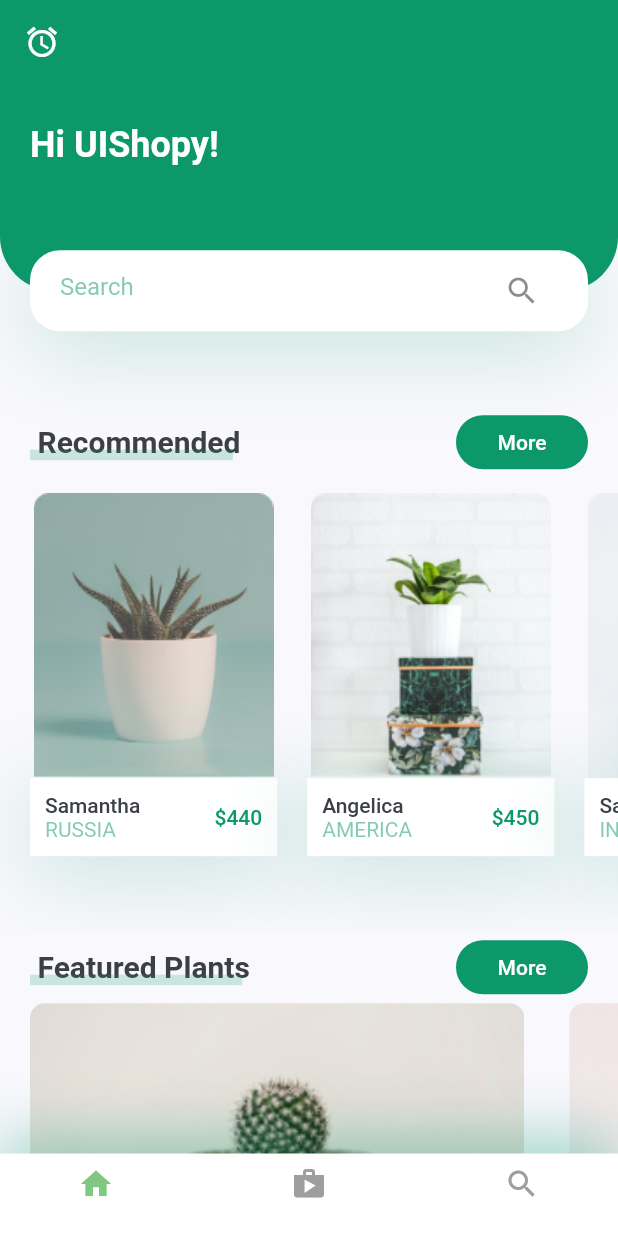
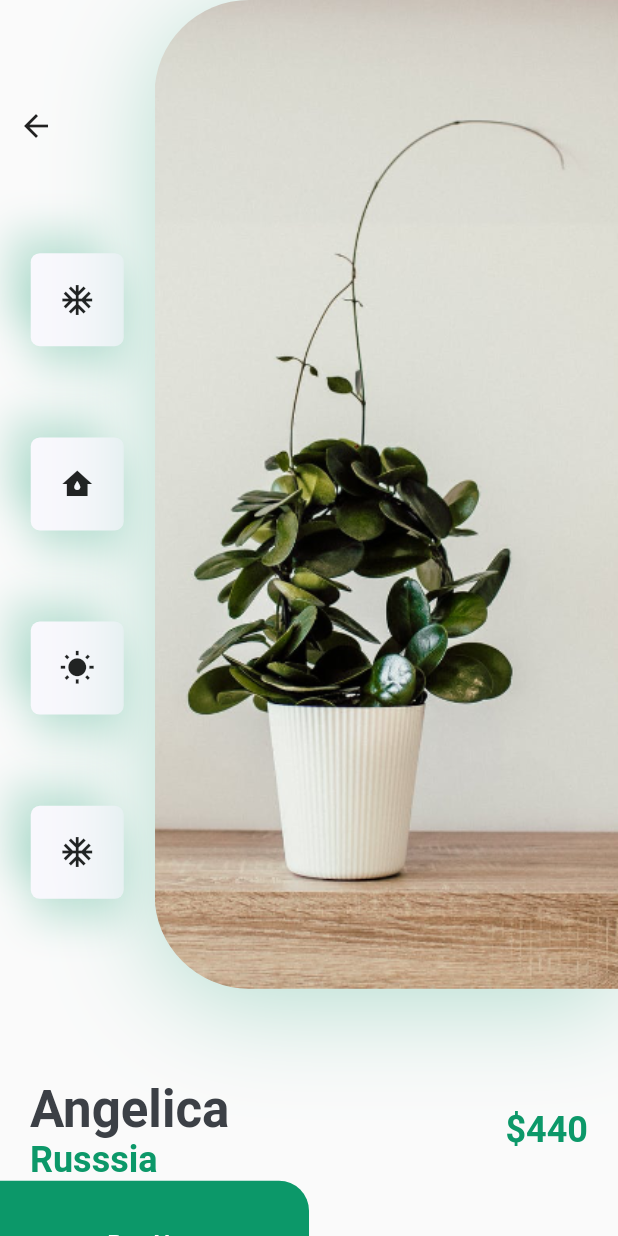
Before and after one commit to asknishant/plant_ui, a Flutter app: the screen it shows after launch, after a tap on "More", on a phone screen of 412 x 824 dp. Run offline on Flutter 3.47's test engine with Material 2 defaults, Android fonts, the phone set to English and light mode, and no system bars; missing offline and left inert: dart:html.

Commit message:
Final commit

```diff
--- /dev/null
+++ b/lib/screens/details/Components/IconCard.dart
@@ -0,0 +1,38 @@
+import 'package:flutter/material.dart';
+
+import '../../../constants.dart';
+
+class IconCard extends StatelessWidget {
+  const IconCard({
+    Key key,
+    this.icon,
+  }) : super(key: key);
+
+  final Icon icon;
+  @override
+  Widget build(BuildContext context) {
+    return Container(
+      height: 62,
+      width: 62,
+      child: IconButton(
+        icon: icon,
+        onPressed: () {},
+      ),
+      decoration: BoxDecoration(
+          color: kBackgroudColor,
+          borderRadius: BorderRadius.circular(6),
+          boxShadow: [
+            BoxShadow(
+              offset: Offset(0, 15),
+              blurRadius: 22,
+              color: kPrimaryColor.withOpacity(0.22),
+            ),
+            BoxShadow(
+              offset: Offset(-15, -15),
+              blurRadius: 22,
+              color: kPrimaryColor.withOpacity(0.22),
+            )
+          ]),
+    );
+  }
+}
--- /dev/null
+++ b/lib/screens/details/Components/ImageAndIcons.dart
@@ -0,0 +1,81 @@
+import 'package:flutter/material.dart';
+import 'package:plant_ui/screens/details/Components/IconCard.dart';
+
+import '../../../constants.dart';
+
+class ImageAndIcons extends StatelessWidget {
+  const ImageAndIcons({
+    Key key,
+    @required this.size,
+  }) : super(key: key);
+
+  final Size size;
+
+  @override
+  Widget build(BuildContext context) {
+    return Padding(
+      padding: const EdgeInsets.only(bottom: kDefaultPadding * 3),
+      child: SizedBox(
+        height: size.height * 0.8,
+        child: Row(
+          children: [
+            Expanded(
+              child: Padding(
+                padding:
+                    const EdgeInsets.symmetric(vertical: kDefaultPadding * 3),
+                child: Column(
+                  children: [
+                    Align(
+                      alignment: Alignment.topLeft,
+                      child: IconButton(
+                        icon: Icon(Icons.arrow_back),
+                        onPressed: () {
+                          Navigator.pop(context);
+                        },
+                      ),
+                    ),
+                    Spacer(),
+                    IconCard(
+                      icon: Icon(Icons.ac_unit),
+                    ),
+                    Spacer(),
+                    IconCard(
+                      icon: Icon(Icons.water_damage),
+                    ),
+                    Spacer(),
+                    IconCard(
+                      icon: Icon(Icons.wb_sunny),
+                    ),
+                    Spacer(),
+                    IconCard(
+                      icon: Icon(Icons.ac_unit),
+                    )
+                  ],
+                ),
+              ),
+            ),
+            Container(
+              height: size.height * 0.8,
+              width: size.width * 0.75,
+              decoration: BoxDecoration(
+                borderRadius: BorderRadius.only(
+                    topLeft: Radius.circular(63),
+                    bottomLeft: Radius.circular(63)),
+                boxShadow: [
+                  BoxShadow(
+                      offset: Offset(0, 10),
+                      blurRadius: 60,
+                      color: kPrimaryColor.withOpacity(0.29))
+                ],
+                image: DecorationImage(
+                    alignment: Alignment.centerLeft,
+                    image: AssetImage("assets/images/img.png"),
+                    fit: BoxFit.cover),
+              ),
+            )
+          ],
+        ),
+      ),
+    );
+  }
+}
--- /dev/null
+++ b/lib/screens/details/Components/TitleAndBody.dart
@@ -0,0 +1,43 @@
+import 'package:flutter/material.dart';
+
+import '../../../constants.dart';
+
+class TitleAndPrice extends StatelessWidget {
+  const TitleAndPrice({
+    Key key,
+    this.title,
+    this.country,
+    this.price,
+  }) : super(key: key);
+
+  final String title, country;
+  final int price;
+  @override
+  Widget build(BuildContext context) {
+    return Padding(
+      padding: const EdgeInsets.symmetric(horizontal: kDefaultPadding),
+      child: Row(
+        children: [
+          RichText(
+            text: TextSpan(children: [
+              TextSpan(
+                  text: "$title\n",
+                  style: Theme.of(context).textTheme.headline4.copyWith(
+                      color: kTextColor, fontWeight: FontWeight.bold)),
+              TextSpan(
+                  text: "$country",
+                  style: Theme.of(context).textTheme.headline5.copyWith(
+                      color: kPrimaryColor, fontWeight: FontWeight.bold))
+            ]),
+          ),
+          Spacer(),
+          Text("\$$price",
+              style: Theme.of(context)
+                  .textTheme
+                  .headline5
+                  .copyWith(color: kPrimaryColor, fontWeight: FontWeight.bold))
+        ],
+      ),
+    );
+  }
+}
--- /dev/null
+++ b/lib/screens/details/Components/body.dart
@@ -0,0 +1,60 @@
+import 'dart:html';
+import 'dart:ui';
+
+import 'package:flutter/material.dart';
+
+import '../../../constants.dart';
+import 'IconCard.dart';
+import 'ImageAndIcons.dart';
+import 'TitleAndBody.dart';
+
+class Body extends StatelessWidget {
+  const Body({
+    Key key,
+    @required this.size,
+  }) : super(key: key);
+
+  final Size size;
+
+  @override
+  Widget build(BuildContext context) {
+    return SingleChildScrollView(
+      scrollDirection: Axis.vertical,
+      child: Column(
+        children: [
+          ImageAndIcons(size: size),
+          TitleAndPrice(
+            country: "Russsia",
+            price: 440,
+            title: "Angelica",
+          ),
+          Row(
+            children: [
+              SizedBox(
+                width: size.width / 2,
+                height: 84,
+                child: FlatButton(
+                  shape: RoundedRectangleBorder(
+                      borderRadius:
+                          BorderRadius.only(topRight: Radius.circular(20))),
+                  color: kPrimaryColor,
+                  onPressed: () {},
+                  child: Text(
+                    "Buy Now",
+                    style: TextStyle(color: Colors.white, fontSize: 16),
+                  ),
+                ),
+              ),
+              Expanded(
+                child: FlatButton(
+                  onPressed: () {},
+                  child: Text("Description"),
+                ),
+              ),
+            ],
+          )
+        ],
+      ),
+    );
+  }
+}
--- /dev/null
+++ b/lib/screens/details/details_screen.dart
@@ -0,0 +1,12 @@
+import 'package:flutter/material.dart';
+import 'Components/body.dart';
+
+class DetailsScreen extends StatelessWidget {
+  @override
+  Widget build(BuildContext context) {
+    Size size = MediaQuery.of(context).size;
+    return Material(
+      child: Body(size: size),
+    );
+  }
+}
--- a/lib/screens/home/components/HeaderWithSearchBox.dart
+++ b/lib/screens/home/components/HeaderWithSearchBox.dart
@@ -1,7 +1,6 @@
 import 'package:flutter/material.dart';
 
 import '../../../constants.dart';
-
 
 class HeaderWithSearchBox extends StatelessWidget {
   const HeaderWithSearchBox({
--- a/lib/screens/home/components/RecomendsPlant.dart
+++ b/lib/screens/home/components/RecomendsPlant.dart
@@ -1,4 +1,5 @@
 import 'package:flutter/material.dart';
+import 'package:plant_ui/screens/details/details_screen.dart';
 
 import 'RecommendPlantCard.dart';
 
@@ -20,7 +21,10 @@ class RecomendsPlant extends StatelessWidget {
             size: size,
             country: "Russia",
             title: "Samantha",
-            press: () {},
+            press: () {
+              Navigator.push(context,
+                  MaterialPageRoute(builder: (context) => DetailsScreen()));
+            },
             image: "assets/images/image_1.png",
             price: 440,
           ),
@@ -28,7 +32,10 @@ class RecomendsPlant extends StatelessWidget {
             size: size,
             country: "America",
             title: "Angelica",
-            press: () {},
+            press: () {
+              Navigator.push(context,
+                  MaterialPageRoute(builder: (context) => DetailsScreen()));
+            },
             image: "assets/images/image_2.png",
             price: 450,
           ),
@@ -36,7 +43,10 @@ class RecomendsPlant extends StatelessWidget {
             size: size,
             country: "India",
             title: "Sarah",
-            press: () {},
+            press: () {
+              Navigator.push(context,
+                  MaterialPageRoute(builder: (context) => DetailsScreen()));
+            },
             image: "assets/images/image_3.png",
             price: 440,
           ),
--- a/lib/screens/home/components/TitleWithMoreButton.dart
+++ b/lib/screens/home/components/TitleWithMoreButton.dart
@@ -1,9 +1,11 @@
 import 'package:flutter/material.dart';
+import 'package:plant_ui/screens/details/details_screen.dart';
 
 import '../../../constants.dart';
 
 class TitleWithMoreButton extends StatelessWidget {
-  const TitleWithMoreButton({Key key, this.title, this.press}) : super(key: key);
+  const TitleWithMoreButton({Key key, this.title, this.press})
+      : super(key: key);
 
   final String title;
   final Function press;
@@ -18,7 +20,13 @@ class TitleWithMoreButton extends StatelessWidget {
           ),
           Spacer(),
           FlatButton(
-            onPressed: press,
+            onPressed: () {
+              Navigator.push(
+                  context,
+                  MaterialPageRoute(
+                    builder: (context) => DetailsScreen(),
+                  ));
+            },
             shape:
                 RoundedRectangleBorder(borderRadius: BorderRadius.circular(20)),
             color: kPrimaryColor,
--- a/pubspec.yaml
+++ b/pubspec.yaml
@@ -28,7 +28,7 @@ dependencies:
   # The following adds the Cupertino Icons font to your application.
   # Use with the CupertinoIcons class for iOS style icons.
   cupertino_icons: ^1.0.0
-  flutter_svg : ^0.17.4
+  flutter_svg: ^0.17.4
 
 
 dev_dependencies:
```
